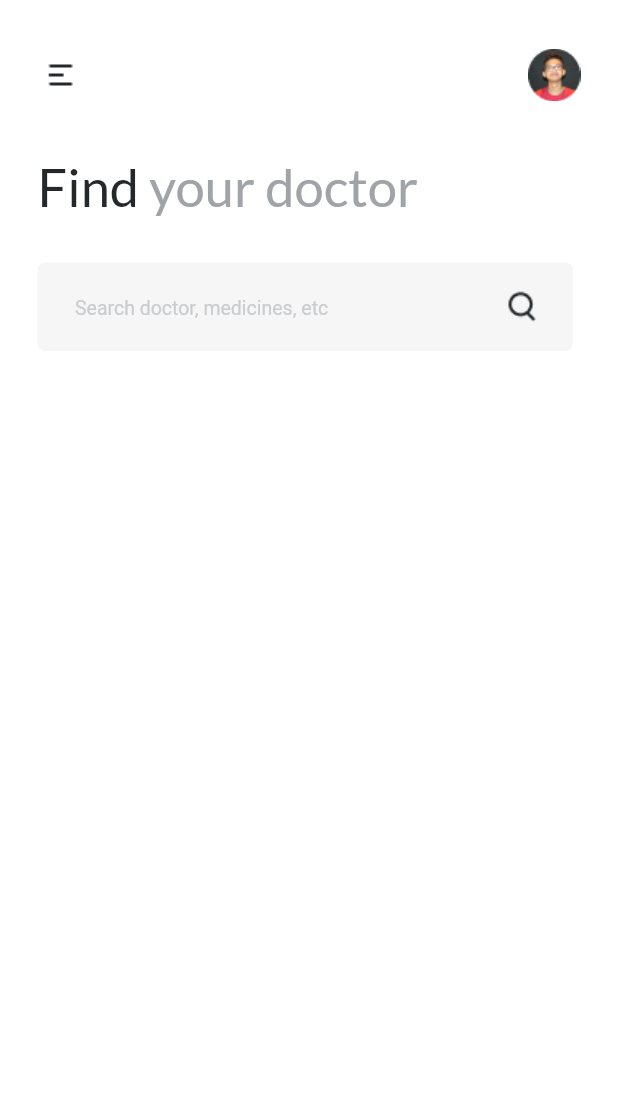
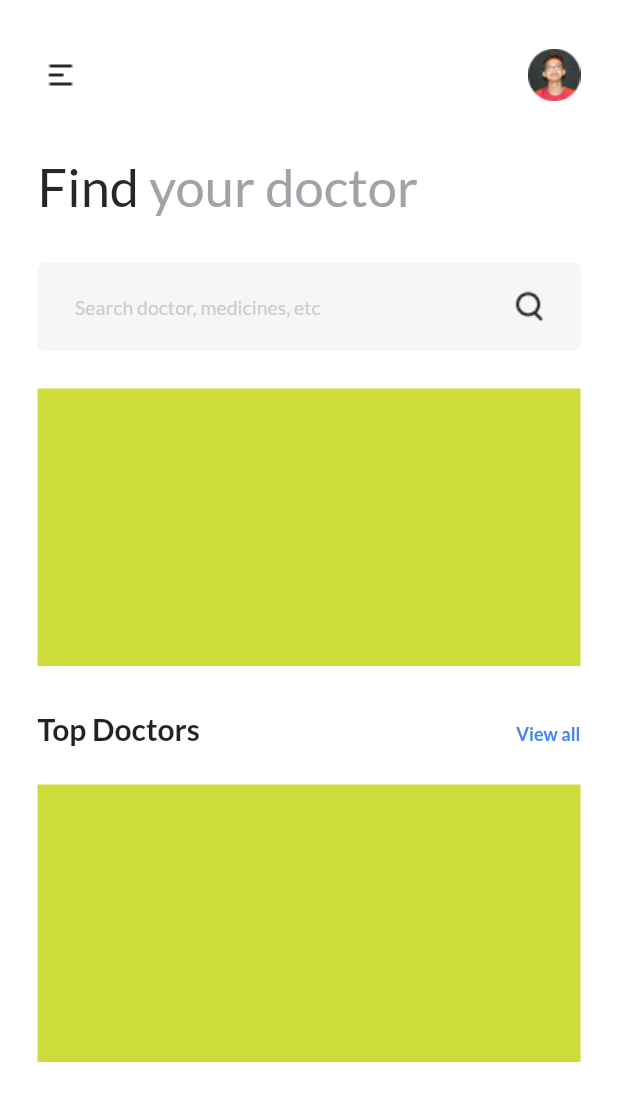
Before and after one commit to vaatic221b/find_your_doctor_app, a Flutter app: the screen it shows after launch, on a phone screen of 412 x 824 dp. Shown: the top 1101 px of the screen. Run offline on Flutter 3.47's test engine with Material 2 defaults, Android fonts, the phone set to English and light mode, and no system bars; our stand-ins replace google_fonts.

Commit message:
bottomText done

```diff
--- a/lib/screens/home.dart
+++ b/lib/screens/home.dart
@@ -10,35 +10,37 @@ class HomePage extends StatelessWidget {
       backgroundColor: Colors.white,
       appBar: topBarButtons(),
       body: Container(
-        margin: const EdgeInsets.fromLTRB(25, 3, 10, 10),
+        margin: const EdgeInsets.fromLTRB(25, 3, 25, 10),
         child: Column(
           crossAxisAlignment: CrossAxisAlignment.start,
           children: [
             topText(),
             const SizedBox(height: 30),
-            searchBar()
+            searchBar(),
+            const SizedBox(height: 25),
+            medFields(),  //not done
+            const SizedBox(height: 30),
+            bottomText(),
+            const SizedBox(height: 25),
+            findDoctor(), //not done
 
-            //i love you cupew @3@
-
-            // Other widgets in the Column
           ]
         )
       )
     );
   }
 
-  Container searchBar() //search bar
+  TextField searchBar() //search bar
   {
-    return Container(
-            margin: const EdgeInsets.only(right: 20),
-            child: TextField(
+    return TextField(
       decoration: InputDecoration(
         filled: true,
         fillColor: const Color(0xFFF6F6F6),
         contentPadding: const EdgeInsets.symmetric(vertical: 20, horizontal: 25),
         hintText: 'Search doctor, medicines, etc',
-                hintStyle: const TextStyle(
-                  color: Color(0xFFCACCCF),
+        hintStyle: TextStyle(
+          fontFamily: GoogleFonts.lato().fontFamily,
+          color: const Color(0xFFCACCCF),
           fontSize: 13
         ),
         suffixIcon: Padding(
@@ -48,7 +50,6 @@ class HomePage extends StatelessWidget {
         border: OutlineInputBorder(
           borderRadius: BorderRadius.circular(5),
           borderSide: BorderSide.none
-                )
         )
       )
     );
@@ -125,4 +126,51 @@ class HomePage extends StatelessWidget {
       ]
     );
   }
+
+  Container medFields() //row medical fields
+  {
+    return Container(
+      height: 185,
+      color: Colors.lime
+    );
   }
+
+  Row bottomText() { //top doctors and view all
+    return Row(
+      crossAxisAlignment: CrossAxisAlignment.baseline,
+      textBaseline: TextBaseline.alphabetic,
+      children: [
+        Expanded(
+          child: Text(
+            'Top Doctors',
+            style: GoogleFonts.lato(
+              fontSize: 20,
+              fontWeight: FontWeight.w600,
+            ),
+          ),
+        ),
+
+        Align(
+          alignment: Alignment.bottomCenter,
+          child: Text(
+            'View all',
+            style: GoogleFonts.lato(
+              fontSize: 12,
+              fontWeight: FontWeight.bold,
+              color: const Color(0xFF4485FD),
+            ),
+          ),
+        ),
+      ],
+    );
+  }
+
+
+  Container findDoctor() //list of doctors
+  {
+    return Container(
+      height: 185,
+      color: Colors.lime
+    );
+  }
+}
```
Lines whose indentation alone changed are shown as unchanged.
